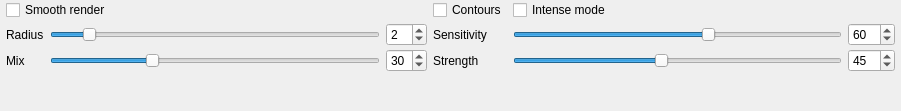
Above: src/gui/forms/toolbar_renderenhancegroup.ui from open-scan-crew/OpenScanTools before the change. Below: the same form after it.
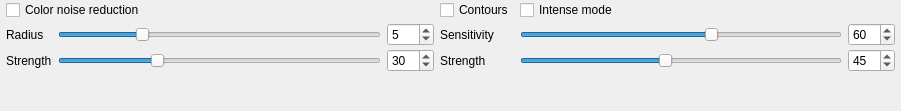
That is the form after the change.

Commit message: Apply requested UI/default tweaks for color-noise settings

What changed in the file:
```diff
--- a/src/gui/forms/toolbar_renderenhancegroup.ui
+++ b/src/gui/forms/toolbar_renderenhancegroup.ui
@@ -62,7 +62,7 @@
       <string>This function adds a slight blur that can help soften the rendering. It is best to keep the values fairly low. </string>
      </property>
      <property name="text">
-      <string>Smooth render</string>
+      <string>Color noise reduction</string>
      </property>
     </widget>
    </item>
@@ -147,7 +147,7 @@
       <number>20</number>
      </property>
      <property name="value">
-      <number>2</number>
+      <number>5</number>
      </property>
      <property name="orientation">
       <enum>Qt::Horizontal</enum>
@@ -179,14 +179,14 @@
       <number>20</number>
      </property>
      <property name="value">
-      <number>2</number>
+      <number>5</number>
      </property>
     </widget>
    </item>
    <item row="2" column="0">
     <widget class="QLabel" name="label_mix">
      <property name="text">
-      <string>Mix</string>
+      <string>Strength</string>
      </property>
     </widget>
    </item>
@@ -198,6 +198,9 @@
        <height>0</height>
       </size>
      </property>
+     <property name="maximum">
+      <number>100</number>
+     </property>
      <property name="value">
       <number>30</number>
      </property>
@@ -208,6 +211,9 @@
    </item>
    <item row="2" column="2">
     <widget class="QSpinBox" name="spinBox_edgeAwareBlend">
+     <property name="maximum">
+      <number>100</number>
+     </property>
      <property name="value">
       <number>30</number>
      </property>
```
Left out of the diff: 6 changed lines with no effect on the pictures. The commit also changes 26 other files.
